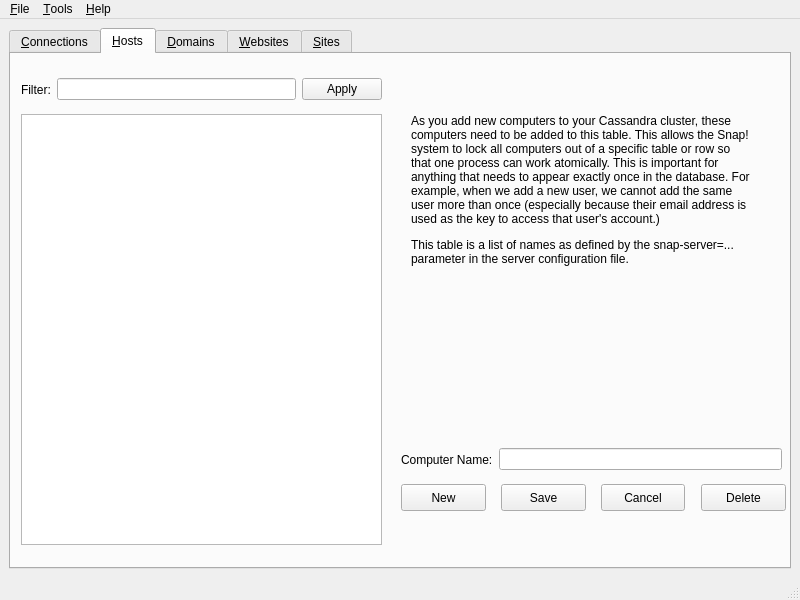
Before: the Qt Designer form snapwebsites/snap-manager/snap-manager-mainwindow.ui in m2osw/snapcpp, drawn with Qt 5.
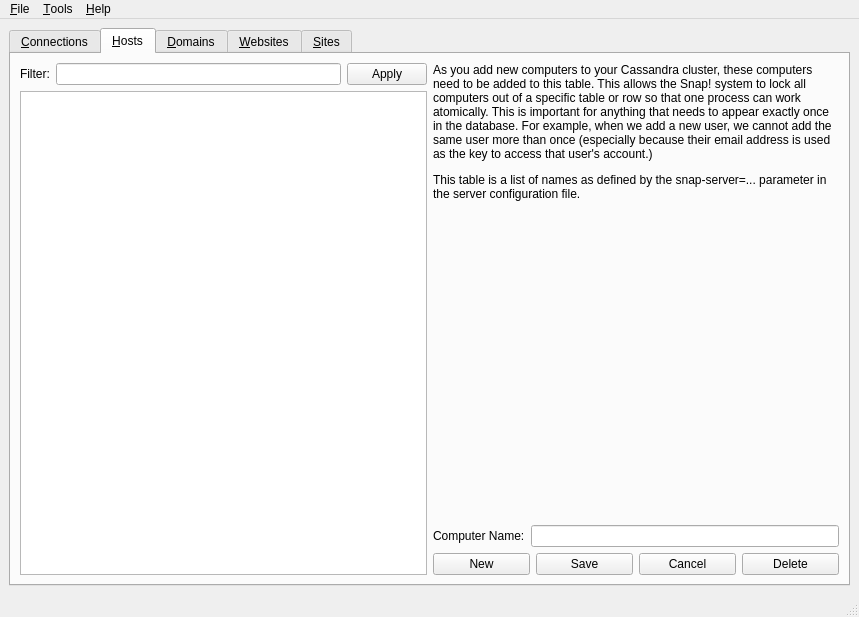
After: the same form once the commit is applied.

Commit message: Now the elements in the ui for snap-manager adjust and expand properly when the screen is resized.

What changed in the file:
```diff
--- a/snapwebsites/snap-manager/snap-manager-mainwindow.ui
+++ b/snapwebsites/snap-manager/snap-manager-mainwindow.ui
@@ -6,15 +6,15 @@
    <rect>
     <x>0</x>
     <y>0</y>
-    <width>800</width>
-    <height>600</height>
+    <width>859</width>
+    <height>617</height>
    </rect>
   </property>
   <property name="windowTitle">
    <string>Snap! Manager</string>
   </property>
   <widget class="QWidget" name="centralwidget">
-   <layout class="QHBoxLayout" name="horizontalLayout">
+   <layout class="QHBoxLayout" name="horizontalLayout_18">
     <item>
      <widget class="QTabWidget" name="tabWidget">
       <property name="enabled">
@@ -197,25 +197,55 @@
        <attribute name="title">
         <string>&amp;Hosts</string>
        </attribute>
-       <widget class="QListWidget" name="hostList">
-        <property name="geometry">
-         <rect>
-          <x>10</x>
-          <y>60</y>
-          <width>361</width>
-          <height>431</height>
-         </rect>
-        </property>
-       </widget>
-       <widget class="QWidget" name="layoutWidget">
-        <property name="geometry">
-         <rect>
-          <x>390</x>
-          <y>390</y>
-          <width>381</width>
-          <height>31</height>
-         </rect>
-        </property>
+       <layout class="QHBoxLayout" name="horizontalLayout_13">
+        <item>
+         <layout class="QVBoxLayout" name="verticalLayout_4">
+          <item>
+           <layout class="QHBoxLayout" name="horizontalLayout_11">
+            <item>
+             <widget class="QLabel" name="label_17">
+              <property name="text">
+               <string>Filter:</string>
+              </property>
+             </widget>
+            </item>
+            <item>
+             <widget class="QLineEdit" name="hostFilterString">
+              <property name="toolTip">
+               <string>&lt;html&gt;&lt;head/&gt;&lt;body&gt;&lt;p&gt;The filter allows you to limit the list of domains to a set that start with the given text. Only the beginning of the word is used. This filter requires a valid domain index.&lt;/p&gt;&lt;/body&gt;&lt;/html&gt;</string>
+              </property>
+             </widget>
+            </item>
+            <item>
+             <widget class="QPushButton" name="hostFilter">
+              <property name="text">
+               <string>Apply</string>
+              </property>
+             </widget>
+            </item>
+           </layout>
+          </item>
+          <item>
+           <widget class="QListWidget" name="hostList"/>
+          </item>
+         </layout>
+        </item>
+        <item>
+         <layout class="QVBoxLayout" name="verticalLayout_6" stretch="1,0,0">
+          <item>
+           <widget class="QLabel" name="label_16">
+            <property name="text">
+             <string>&lt;html&gt;&lt;head/&gt;&lt;body&gt;&lt;p&gt;As you add new computers to your Cassandra cluster, these computers need to be added to this table. This allows the Snap! system to lock all computers out of a specific table or row so that one process can work atomically. This is important for anything that needs to appear exactly once in the database. For example, when we add a new user, we cannot add the same user more than once (especially because their email address is used as the key to access that user's account.)&lt;/p&gt;&lt;p&gt;This table is a list of names as defined by the snap-server=... parameter in the server configuration file.&lt;/p&gt;&lt;/body&gt;&lt;/html&gt;</string>
+            </property>
+            <property name="alignment">
+             <set>Qt::AlignLeading|Qt::AlignLeft|Qt::AlignTop</set>
+            </property>
+            <property name="wordWrap">
+             <bool>true</bool>
+            </property>
+           </widget>
+          </item>
+          <item>
         <layout class="QHBoxLayout" name="horizontalLayout_10">
          <property name="topMargin">
           <number>0</number>
@@ -231,111 +261,42 @@
           <widget class="QLineEdit" name="hostName"/>
          </item>
         </layout>
-       </widget>
+          </item>
+          <item>
+           <layout class="QHBoxLayout" name="horizontalLayout">
+            <item>
        <widget class="QPushButton" name="hostNew">
-        <property name="geometry">
-         <rect>
-          <x>390</x>
-          <y>430</y>
-          <width>85</width>
-          <height>27</height>
-         </rect>
-        </property>
         <property name="text">
          <string>New</string>
         </property>
        </widget>
-       <widget class="QPushButton" name="hostDelete">
-        <property name="geometry">
-         <rect>
-          <x>690</x>
-          <y>430</y>
-          <width>85</width>
-          <height>27</height>
-         </rect>
-        </property>
-        <property name="text">
-         <string>Delete</string>
-        </property>
-       </widget>
+            </item>
+            <item>
        <widget class="QPushButton" name="hostSave">
-        <property name="geometry">
-         <rect>
-          <x>490</x>
-          <y>430</y>
-          <width>85</width>
-          <height>27</height>
-         </rect>
-        </property>
         <property name="text">
          <string>Save</string>
         </property>
        </widget>
+            </item>
+            <item>
        <widget class="QPushButton" name="hostCancel">
-        <property name="geometry">
-         <rect>
-          <x>590</x>
-          <y>430</y>
-          <width>84</width>
-          <height>27</height>
-         </rect>
-        </property>
         <property name="text">
          <string>Cancel</string>
         </property>
        </widget>
-       <widget class="QLabel" name="label_16">
-        <property name="geometry">
-         <rect>
-          <x>400</x>
-          <y>60</y>
-          <width>341</width>
-          <height>301</height>
-         </rect>
-        </property>
-        <property name="text">
-         <string>&lt;html&gt;&lt;head/&gt;&lt;body&gt;&lt;p&gt;As you add new computers to your Cassandra cluster, these computers need to be added to this table. This allows the Snap! system to lock all computers out of a specific table or row so that one process can work atomically. This is important for anything that needs to appear exactly once in the database. For example, when we add a new user, we cannot add the same user more than once (especially because their email address is used as the key to access that user's account.)&lt;/p&gt;&lt;p&gt;This table is a list of names as defined by the snap-server=... parameter in the server configuration file.&lt;/p&gt;&lt;/body&gt;&lt;/html&gt;</string>
-        </property>
-        <property name="alignment">
-         <set>Qt::AlignLeading|Qt::AlignLeft|Qt::AlignTop</set>
-        </property>
-        <property name="wordWrap">
-         <bool>true</bool>
-        </property>
-       </widget>
-       <widget class="QWidget" name="horizontalLayoutWidget_2">
-        <property name="geometry">
-         <rect>
-          <x>10</x>
-          <y>20</y>
-          <width>361</width>
-          <height>31</height>
-         </rect>
-        </property>
-        <layout class="QHBoxLayout" name="horizontalLayout_11">
+            </item>
          <item>
-          <widget class="QLabel" name="label_17">
+             <widget class="QPushButton" name="hostDelete">
            <property name="text">
-            <string>Filter:</string>
+               <string>Delete</string>
            </property>
           </widget>
          </item>
-         <item>
-          <widget class="QLineEdit" name="hostFilterString">
-           <property name="toolTip">
-            <string>&lt;html&gt;&lt;head/&gt;&lt;body&gt;&lt;p&gt;The filter allows you to limit the list of domains to a set that start with the given text. Only the beginning of the word is used. This filter requires a valid domain index.&lt;/p&gt;&lt;/body&gt;&lt;/html&gt;</string>
-           </property>
-          </widget>
-         </item>
-         <item>
-          <widget class="QPushButton" name="hostFilter">
-           <property name="text">
-            <string>Apply</string>
-           </property>
-          </widget>
-         </item>
-        </layout>
-       </widget>
+           </layout>
+          </item>
+         </layout>
+        </item>
+       </layout>
       </widget>
       <widget class="QWidget" name="tab_domains">
        <attribute name="title">
@@ -711,8 +672,8 @@
     <rect>
      <x>0</x>
      <y>0</y>
-     <width>800</width>
-     <height>23</height>
+     <width>859</width>
+     <height>25</height>
     </rect>
    </property>
    <widget class="QMenu" name="menuFile">
```
Left out of the diff: 153 changed lines with no effect on the pictures. Lines whose indentation alone changed are shown as unchanged. The commit also changes 2 other files.
